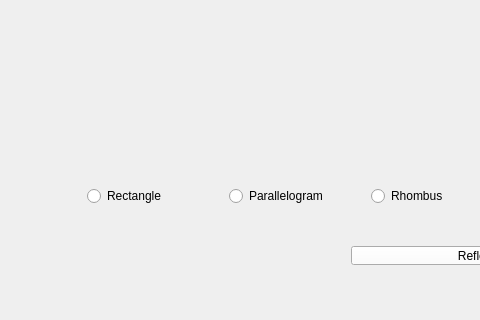
The window that mainwindow.ui (tilast/courseWork) describes before a commit, drawn with Qt 5; both pictures show x 0 to 480 and y 331 to 651 of the 883 by 651 pixel window.
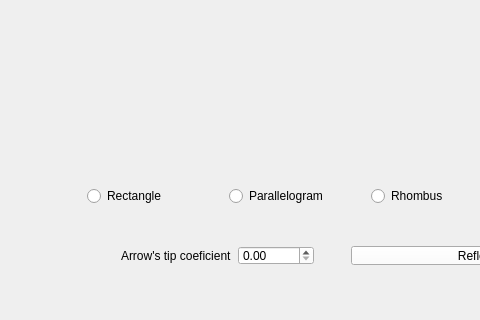
The same window after the commit. Custom widgets are drawn as their Qt base class.

Commit message: added arrow's tip coefficient

Patch:
```diff
--- a/mainwindow.ui
+++ b/mainwindow.ui
@@ -220,6 +220,35 @@
      </item>
     </layout>
    </widget>
+   <widget class="QWidget" name="horizontalLayoutWidget_4">
+    <property name="geometry">
+     <rect>
+      <x>110</x>
+      <y>530</y>
+      <width>215</width>
+      <height>41</height>
+     </rect>
+    </property>
+    <layout class="QHBoxLayout" name="horizontalLayout_4">
+     <item>
+      <widget class="QLabel" name="label_4">
+       <property name="text">
+        <string>Arrow's tip coeficient</string>
+       </property>
+      </widget>
+     </item>
+     <item>
+      <widget class="QDoubleSpinBox" name="arrowsTipCoefficient">
+       <property name="maximum">
+        <double>1.000000000000000</double>
+       </property>
+       <property name="singleStep">
+        <double>0.050000000000000</double>
+       </property>
+      </widget>
+     </item>
+    </layout>
+   </widget>
    <zorder>horizontalLayoutWidget_3</zorder>
    <zorder>verticalLayoutWidget</zorder>
    <zorder>horizontalLayoutWidget</zorder>
```
Left out of the diff: 1 changed line with no effect on the pictures. The commit also changes 5 other files.
